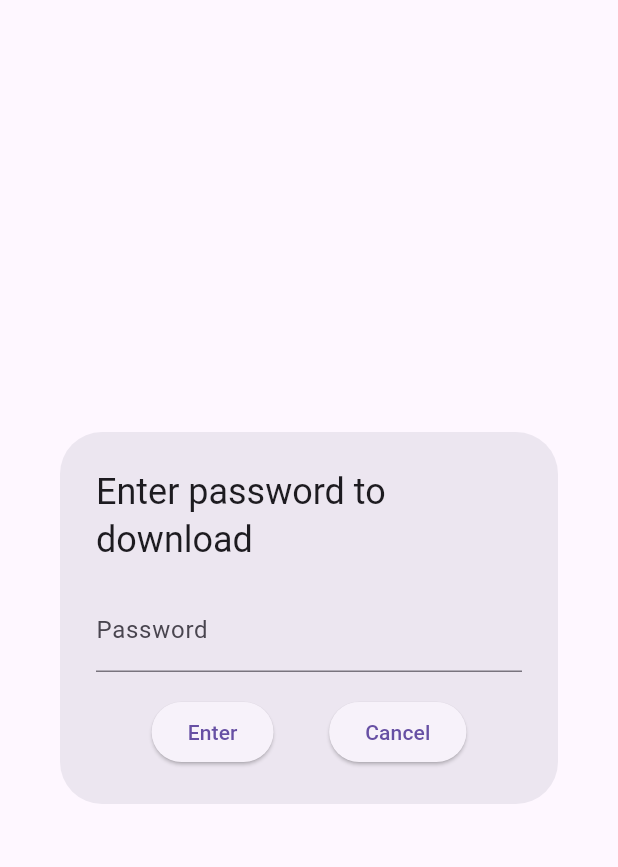
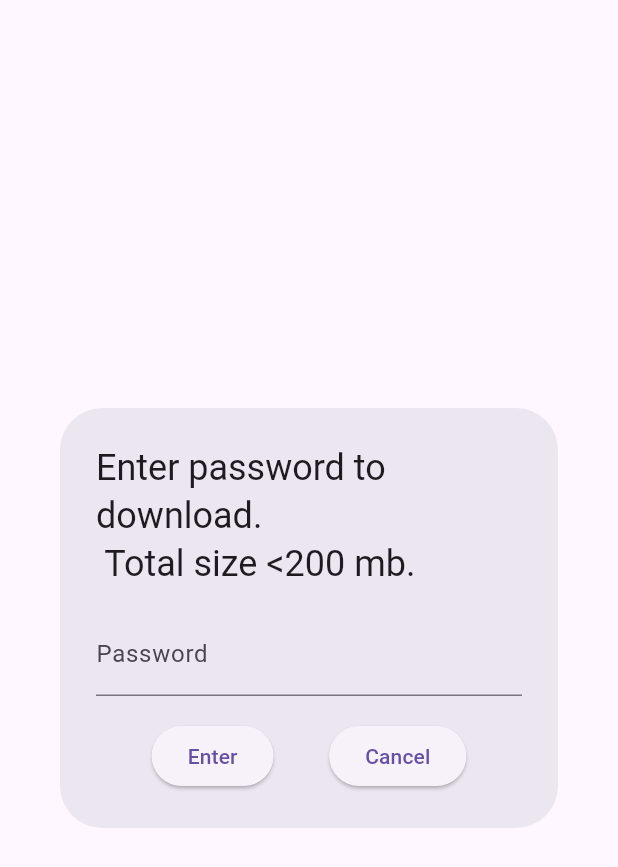
Before and after one commit to wcdean21790/nc_protocols_flutter-, a Flutter app: the PasswordDialog widget shown alone on an empty page, opened directly, on a phone screen of 412 x 824 dp. Shown: the top 867 px of the screen. Run offline on Flutter 3.47's test engine with Material 3 defaults, Android fonts, the light colour scheme and no system bars; our stand-ins replace auto_size_text, cloud_firestore, firebase_core, firebase_database, flutter_easyloading, font_awesome_flutter and 7 more; missing offline and left inert: flutter_email_sender, flutter_pdfview, json_path, purchases_flutter; accounts and stored records are empty; network calls fail.

```diff
--- a/lib/pages/password_dialog.dart
+++ b/lib/pages/password_dialog.dart
@@ -57,7 +57,7 @@ class _PasswordDialogState extends State<PasswordDialog> {
   @override
   Widget build(BuildContext context) {
     return AlertDialog(
-      title: Text('Enter password to download'),
+      title: Text('Enter password to download. \n Total size <200 mb.'),
       content: Column(
         mainAxisSize: MainAxisSize.min,
         children: [
```
